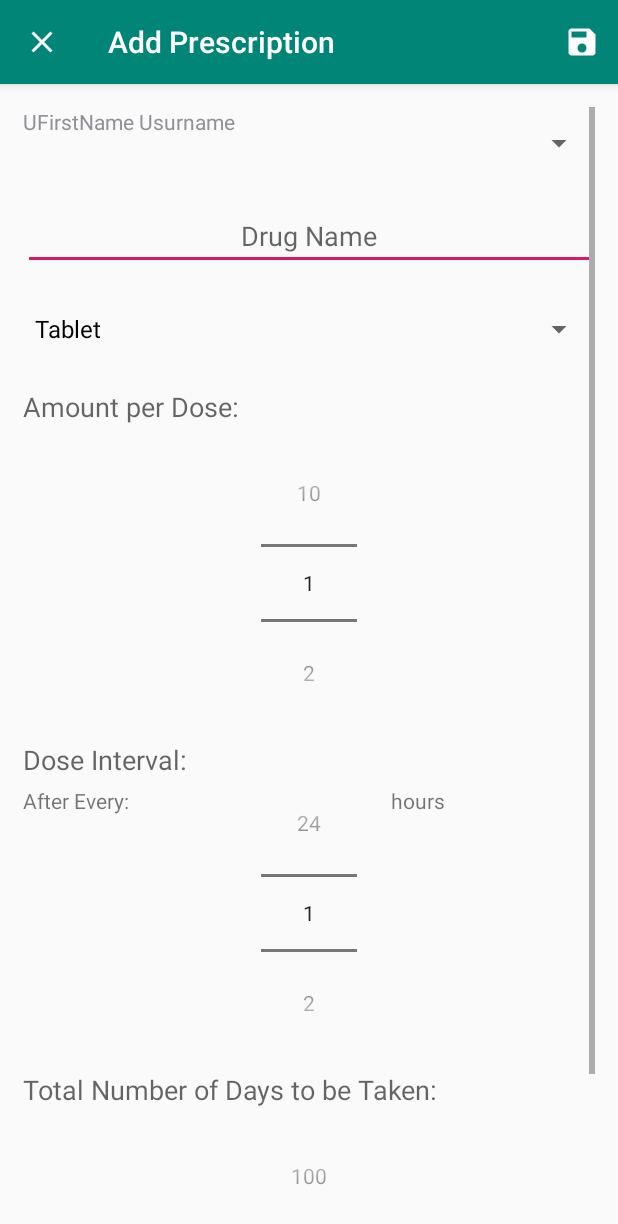
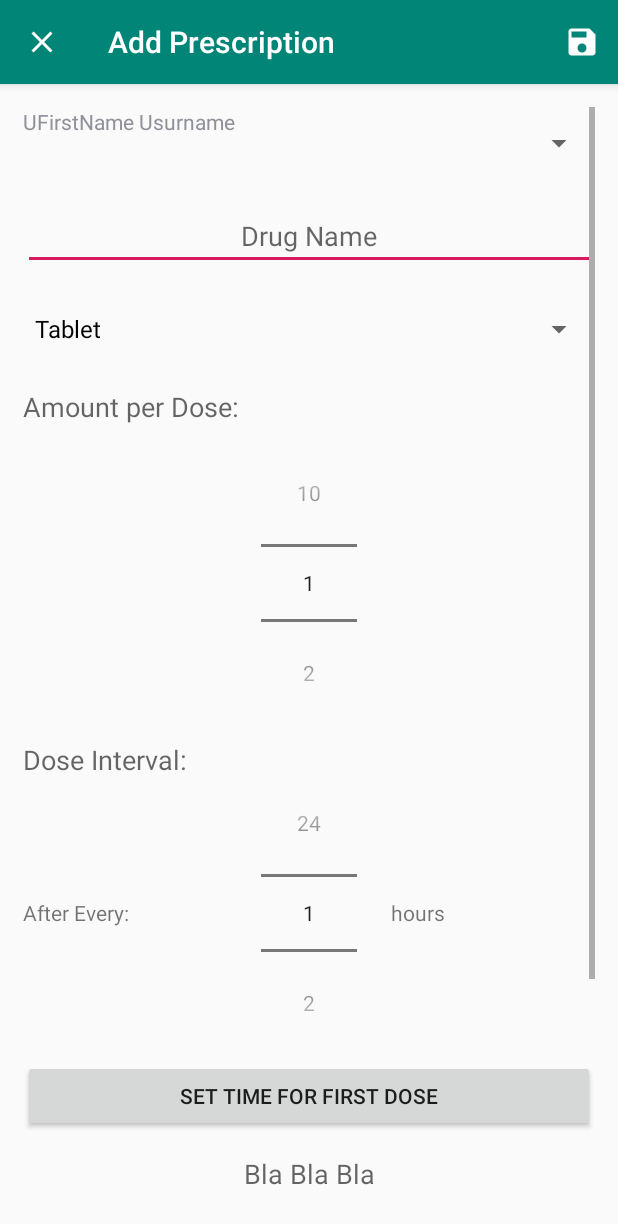
Before and after one commit to Archlight001/Medico, an Android app: the AddPrescription screen opened directly, with no data from a screen before it, on a phone screen of 412 x 824 dp. Shown: the top 1224 px of the screen. Run offline under Robolectric (Android 15) with nearby library versions, the phone set to English and light mode, and no system bars; our stand-ins replace Room's generated code.

```diff
--- a/app/src/main/java/denokela/com/medico/AddPrescription.java
+++ b/app/src/main/java/denokela/com/medico/AddPrescription.java
@@ -1,29 +1,44 @@
 package denokela.com.medico;
 
 import androidx.appcompat.app.AppCompatActivity;
+import androidx.fragment.app.DialogFragment;
 import androidx.lifecycle.Observer;
 import androidx.lifecycle.ViewModelProviders;
 
+import android.app.TimePickerDialog;
 import android.content.Intent;
 import android.os.Bundle;
 import android.view.Menu;
 import android.view.MenuInflater;
 import android.view.MenuItem;
+import android.view.View;
 import android.widget.ArrayAdapter;
+import android.widget.Button;
 import android.widget.EditText;
 import android.widget.NumberPicker;
 import android.widget.Spinner;
+import android.widget.TextView;
+import android.widget.TimePicker;
+import android.widget.Toast;
 
+import java.text.DateFormat;
+import java.util.ArrayList;
+import java.util.Calendar;
 import java.util.List;
 
-public class AddPrescription extends AppCompatActivity {
+public class AddPrescription extends AppCompatActivity implements View.OnClickListener, TimePickerDialog.OnTimeSetListener {
     private EditText etDrugName;
     private Spinner spinDrugform, spinPatName;
     private NumberPicker npDrugamount, npDruginterval,npTotaldays;
+    Button btnSetTIme;
+    TextView tvShowtime;
+
+    Calendar c=Calendar.getInstance();
 
     UserViewModel userViewModel;
+    PrescriptionViewModel prescriptionViewModel;
 
-    public static final String EXTRA_PATIENT_NAME="denokela.com.medico.EXTRA_PATIENT_NAME";
+    public static final String EXTRA_PATIENT_ID="denokela.com.medico.EXTRA_PATIENT_NAME";
     public static final String EXTRA_DRUG_NAME="denokela.com.medico.EXTRA_DRUG_NAME";
     public static final String EXTRA_DRUG_FORM="denokela.com.medico.EXTRA_DRUG_FORM";
     public static final String EXTRA_DRUG_AMOUNT="denokela.com.medico.EXTRA_DRUG_AMOUNT";
@@ -44,6 +59,12 @@ public class AddPrescription extends AppCompatActivity {
         npDrugamount = findViewById(R.id.num_picker_drugamount);
         npDruginterval = findViewById(R.id.num_picker_druginterval);
         npTotaldays = findViewById(R.id.num_picker_totaldays);
+        btnSetTIme = findViewById(R.id.btn_setInitialtime);
+        tvShowtime = findViewById(R.id.tv_initialtime);
+
+        btnSetTIme.setOnClickListener(this);
+
+        List<Integer> patId = new ArrayList<>();
 
         npDrugamount.setMinValue(1);
         npDrugamount.setMaxValue(10);
@@ -65,6 +86,7 @@ public class AddPrescription extends AppCompatActivity {
                 String[] names = new String[userEntities.size()];
                 for (int i = 0; i < names.length; i++) {
                     names[i] = userEntities.get(i).getFirstName() + " " + userEntities.get(i).getLastName();
+                    patId.add(userEntities.get(i).getUserid());
                 }
                 ArrayAdapter<String> nameadapter = new ArrayAdapter<>(getApplicationContext(), R.layout.support_simple_spinner_dropdown_item, names);
                 spinPatName.setAdapter(nameadapter);
@@ -78,17 +100,25 @@ public class AddPrescription extends AppCompatActivity {
 
     }
 
-    private void savePrescription(){
+    private void savePrescription(Calendar c){
         String drugname = etDrugName.getText().toString();
-        String patientname = spinPatName.getSelectedItem().toString();
+        int patientID = spinPatName.getSelectedItemPosition()+1;
+//        String patientname = spinPatName.getSelectedItem().toString();
         String drugform = spinDrugform.getSelectedItem().toString();
         int drugamount = npDrugamount.getValue();
         int druginterval = npDruginterval.getValue();
         int totaldays = npTotaldays.getValue();
         int count = totaldays*drugamount;
 
+        prescriptionViewModel= ViewModelProviders.of(this).get(PrescriptionViewModel.class);
+        prescriptionViewModel.getPrescriptionPatientDrug(patientID,drugname).observe(this, new Observer<List<PrescriptionEntity>>() {
+            @Override
+            public void onChanged(List<PrescriptionEntity> prescriptionEntities) {
+                if(prescriptionEntities.size() > 0){
+                    Toast.makeText(getApplicationContext(),"Prescription Already Exists for this Patient and Drug",Toast.LENGTH_LONG).show();
+                }else{
                     Intent data = new Intent();
-        data.putExtra(EXTRA_PATIENT_NAME,patientname);
+                    data.putExtra(EXTRA_PATIENT_ID,patientID);
                     data.putExtra(EXTRA_DRUG_NAME,drugname);
                     data.putExtra(EXTRA_DRUG_FORM,drugform);
                     data.putExtra(EXTRA_DRUG_INTERVAL,druginterval);
@@ -98,6 +128,11 @@ public class AddPrescription extends AppCompatActivity {
 
                     setResult(RESULT_OK,data);
                     finish();
+                }
+            }
+        });
+
+
 
 
     }
@@ -113,10 +148,33 @@ public class AddPrescription extends AppCompatActivity {
     public boolean onOptionsItemSelected(MenuItem item) {
         switch (item.getItemId()) {
             case R.id.save_prescription:
-                savePrescription();
+                savePrescription(c);
                 return true;
             default:
                 return super.onOptionsItemSelected(item);
         }
     }
+
+    @Override
+    public void onClick(View view) {
+        DialogFragment timepicker = new TimePickerFragment();
+        timepicker.show(getSupportFragmentManager(),"timepicker");
     }
+
+
+    @Override
+    public void onTimeSet(TimePicker timePicker, int hourofDay, int minute) {
+        c.set(Calendar.HOUR_OF_DAY,hourofDay);
+        c.set(Calendar.MINUTE,minute);
+        c.set(Calendar.SECOND,0);
+
+        updateTimeText(c);
+
+    }
+
+    private void updateTimeText(Calendar c) {
+        String timeText= "First Prescription to be taken at: ";
+        timeText+= DateFormat.getTimeInstance(DateFormat.SHORT).format(c.getTime());
+        tvShowtime.setText(timeText);
+    }
+}
--- /dev/null
+++ b/app/src/main/java/denokela/com/medico/DQDao.java
@@ -0,0 +1,18 @@
+package denokela.com.medico;
+
+import androidx.lifecycle.LiveData;
+import androidx.room.Dao;
+import androidx.room.Insert;
+import androidx.room.Query;
+
+import java.util.List;
+
+@Dao
+public interface DQDao {
+
+    @Insert
+    void insert(DQEntity dqEntity);
+
+    @Query("SELECT * FROM Diagnosis_questions_table")
+    LiveData<List<DQEntity>> getDiagnosisQuestions();
+}
--- /dev/null
+++ b/app/src/main/java/denokela/com/medico/DQSimilarDao.java
@@ -0,0 +1,18 @@
+package denokela.com.medico;
+
+import androidx.lifecycle.LiveData;
+import androidx.room.Dao;
+import androidx.room.Insert;
+import androidx.room.Query;
+
+import java.util.List;
+
+@Dao
+public interface DQSimilarDao {
+
+    @Insert
+    void insert(DQSimilarEntity dqSimilarEntity);
+
+    @Query("SELECT * FROM similar_diagnosis_questions_table")
+    LiveData<List<DQSimilarEntity>> getSimilarQuestions();
+}
--- a/app/src/main/java/denokela/com/medico/PrescriptionDao.java
+++ b/app/src/main/java/denokela/com/medico/PrescriptionDao.java
@@ -30,4 +30,10 @@ interface PrescriptionDao {
 
     @Query("SELECT * FROM prescription_table WHERE PatientID= :value")
             LiveData<List<PrescriptionEntity>> getCertainPrescription(int value);
+
+    @Query("SELECT * FROM prescription_table WHERE PatientID= :value AND DrugName= :drugNameValue")
+    LiveData<List<PrescriptionEntity>> getPrescriptionPatientDrug(int value, String drugNameValue);
+
+
+
 }
--- a/app/src/main/java/denokela/com/medico/PrescriptionRepository.java
+++ b/app/src/main/java/denokela/com/medico/PrescriptionRepository.java
@@ -46,6 +46,10 @@ public class PrescriptionRepository {
         return prescriptionDao.getCertainPrescription(v);
     }
 
+    public LiveData<List<PrescriptionEntity>> getPrescriptionPatientDrug(Integer patID, String DrugName){
+        return prescriptionDao.getPrescriptionPatientDrug(patID,DrugName);
+    }
+
 
     private static class AsyncTasker extends android.os.AsyncTask<PrescriptionEntity,Void,Void>{
         private PrescriptionDao prescriptionDao;
--- a/app/src/main/java/denokela/com/medico/PrescriptionViewModel.java
+++ b/app/src/main/java/denokela/com/medico/PrescriptionViewModel.java
@@ -42,6 +42,10 @@ public class PrescriptionViewModel extends AndroidViewModel {
     public LiveData<List<PrescriptionEntity>> getCertainPrescription(Integer value){
         return repository.getPrescriptions(value);
     }
+    public LiveData<List<PrescriptionEntity>> getPrescriptionPatientDrug(Integer patID, String DrugName){
+        return repository.getPrescriptionPatientDrug(patID, DrugName);
+    }
+
 
 
 }
--- a/app/src/main/res/layout/activity_add_prescription.xml
+++ b/app/src/main/res/layout/activity_add_prescription.xml
@@ -65,7 +65,7 @@
         android:layout_width="wrap_content"
         android:layout_height="wrap_content"
         android:layout_below="@id/tv_interval"
-        android:layout_marginTop="5dp"
+        android:layout_marginTop="80dp"
         android:text="After Every:"
         android:textAppearance="@style/TextAppearance.AppCompat.Small" />
 
@@ -82,18 +82,38 @@
         android:layout_height="wrap_content"
         android:layout_below="@id/tv_interval"
         android:layout_alignParentEnd="true"
-        android:layout_marginTop="5dp"
+        android:layout_marginTop="80dp"
         android:layout_marginRight="100dp"
         android:text="hours"
         android:textAppearance="@style/TextAppearance.AppCompat.Small" />
 
+
+        <Button
+            android:layout_width="match_parent"
+            android:layout_height="wrap_content"
+            android:layout_below="@id/num_picker_druginterval"
+            android:id="@+id/btn_setInitialtime"
+            android:text="SET TIME FOR FIRST DOSE"
+            android:layout_marginTop="8dp"
+            />
+
+        <TextView
+            android:layout_width="match_parent"
+            android:layout_height="wrap_content"
+            android:layout_below="@+id/btn_setInitialtime"
+            android:layout_marginTop="15dp"
+            android:id="@+id/tv_initialtime"
+            android:textAppearance="@style/TextAppearance.AppCompat.Medium"
+            android:textAlignment="center"
+            android:text="Bla Bla Bla"
+            />
 
 
     <TextView
         android:id="@+id/tv_numberdays"
         android:layout_width="wrap_content"
         android:layout_height="wrap_content"
-        android:layout_below="@id/num_picker_druginterval"
+        android:layout_below="@id/tv_initialtime"
         android:layout_marginTop="15dp"
         android:text="Total Number of Days to be Taken:"
         android:textAppearance="@style/TextAppearance.AppCompat.Medium" />
@@ -106,5 +126,6 @@
         android:layout_centerHorizontal="true"
         android:layout_marginTop="15dp" />
 
+
     </RelativeLayout>
 </ScrollView>
```
Also changed, not shown: app/src/main/AndroidManifest.xml (+5 -3 lines), app/src/main/java/denokela/com/medico/AppDatabase.java (+34 -1 lines), app/src/main/java/denokela/com/medico/DQEntity.java (added, +47 -0 lines), app/src/main/java/denokela/com/medico/DQRepository.java (added, +30 -0 lines), app/src/main/java/denokela/com/medico/DQSimilarEntity.java (added, +38 -0 lines), app/src/main/java/denokela/com/medico/DQViewModel.java (added, +33 -0 lines), app/src/main/java/denokela/com/medico/Diagnosis_questions.java (added, +132 -0 lines), app/src/main/java/denokela/com/medico/PrescriptionFragment.java (+64 -4 lines), app/src/main/java/denokela/com/medico/TimePickerFragment.java (added, +25 -0 lines), app/src/main/java/denokela/com/medico/UserAdapter.java (+19 -0 lines), app/src/main/java/denokela/com/medico/UserList.java (+9 -5 lines), app/src/main/res/layout/activity_diagnosis_questions.xml (added, +60 -0 lines). Lines whose indentation alone changed are shown as unchanged.
